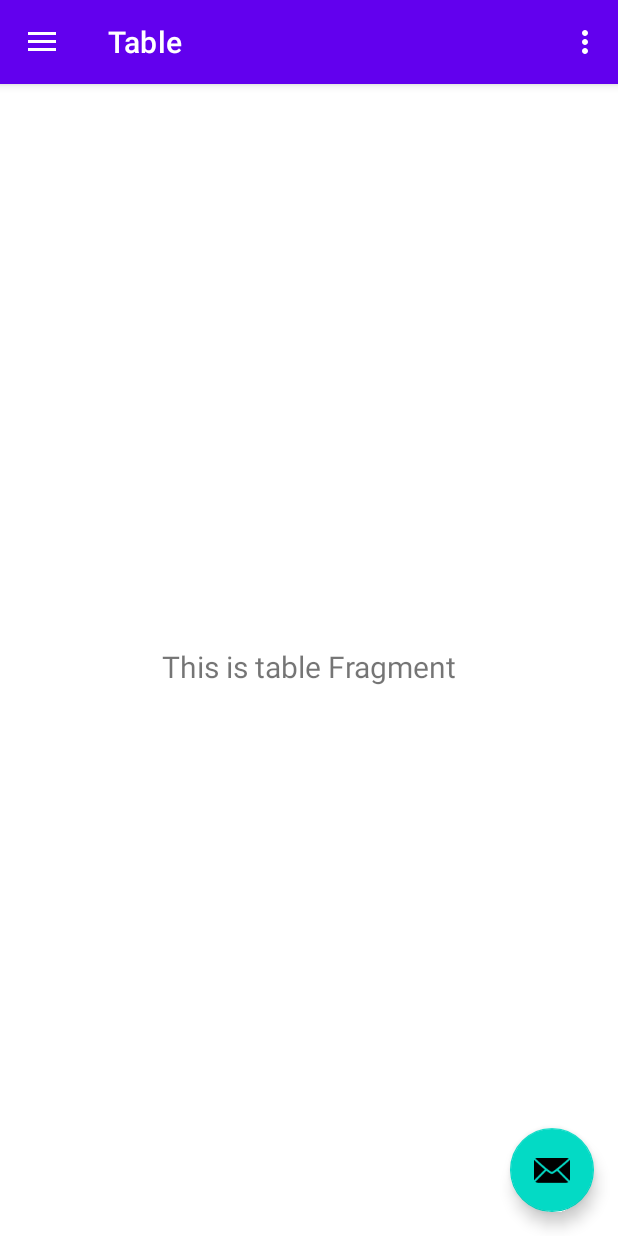
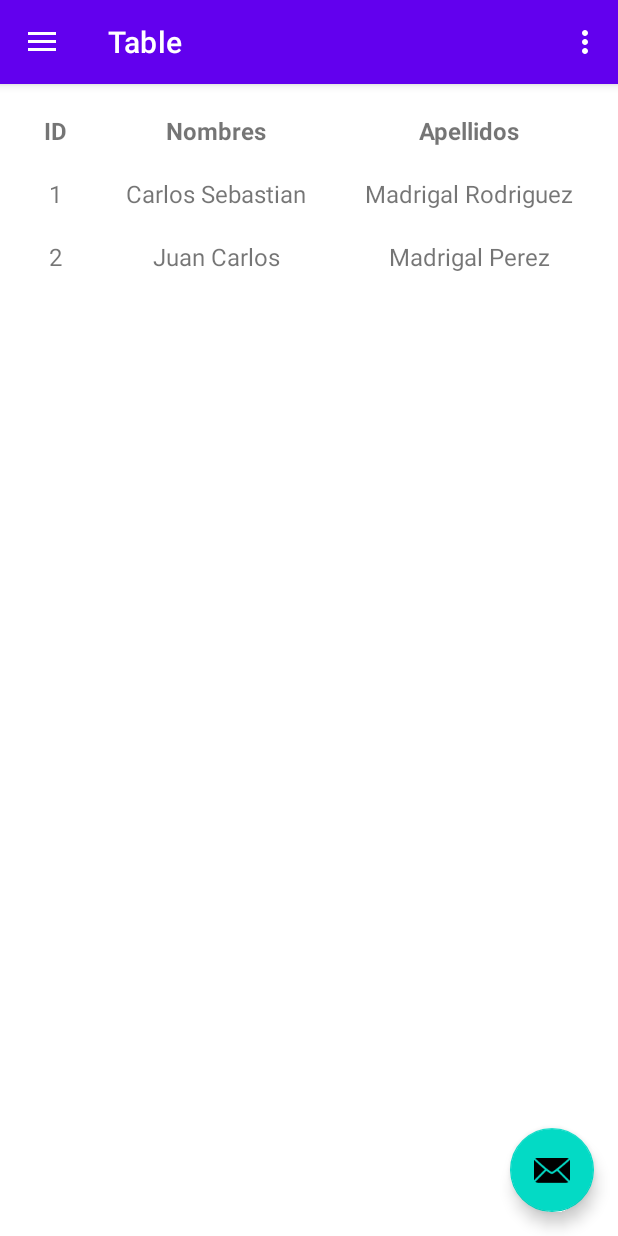
Before and after one commit to panchis7u7/Android_Development_Kotlin, an Android app: the screen it shows after launch (MainActivity), on a phone screen of 412 x 824 dp. Run offline under Robolectric (Android 15) with nearby library versions, the phone set to English and light mode, and no system bars; our stand-ins replace navigation-ui.

Commit message:
Table layout.

```diff
--- a/LayoutsEjer1/app/src/main/java/com/app/layoutsejer1/ui/table/TableFragment.kt
+++ b/LayoutsEjer1/app/src/main/java/com/app/layoutsejer1/ui/table/TableFragment.kt
@@ -22,9 +22,9 @@ class TableFragment : Fragment() {
         tableViewModel =
                 ViewModelProvider(this).get(TableViewModel::class.java)
         val root = inflater.inflate(R.layout.fragment_table, container, false)
-        val textView: TextView = root.findViewById(R.id.text_table)
+        //val textView: TextView = root.findViewById(R.id.text_table)
         tableViewModel.text.observe(viewLifecycleOwner, Observer {
-            textView.text = it
+            //textView.text = it
         })
         return root
     }
--- /dev/null
+++ b/LayoutsEjer1/app/src/main/res/drawable/ic_baseline_ad_units_24.xml
@@ -0,0 +1,10 @@
+<vector xmlns:android="http://schemas.android.com/apk/res/android"
+    android:width="24dp"
+    android:height="24dp"
+    android:viewportWidth="24"
+    android:viewportHeight="24"
+    android:tint="?attr/colorControlNormal">
+  <path
+      android:fillColor="@android:color/white"
+      android:pathData="M17,1L7,1c-1.1,0 -2,0.9 -2,2v18c0,1.1 0.9,2 2,2h10c1.1,0 2,-0.9 2,-2L19,3c0,-1.1 -0.9,-2 -2,-2zM17,19L7,19L7,5h10v14zM8,6h8v2L8,8z"/>
+</vector>
--- /dev/null
+++ b/LayoutsEjer1/app/src/main/res/drawable/ic_baseline_linear_scale_24.xml
@@ -0,0 +1,10 @@
+<vector xmlns:android="http://schemas.android.com/apk/res/android"
+    android:width="24dp"
+    android:height="24dp"
+    android:viewportWidth="24"
+    android:viewportHeight="24"
+    android:tint="?attr/colorControlNormal">
+  <path
+      android:fillColor="@android:color/white"
+      android:pathData="M19.5,9.5c-1.03,0 -1.9,0.62 -2.29,1.5h-2.92C13.9,10.12 13.03,9.5 12,9.5s-1.9,0.62 -2.29,1.5H6.79C6.4,10.12 5.53,9.5 4.5,9.5C3.12,9.5 2,10.62 2,12s1.12,2.5 2.5,2.5c1.03,0 1.9,-0.62 2.29,-1.5h2.92c0.39,0.88 1.26,1.5 2.29,1.5s1.9,-0.62 2.29,-1.5h2.92c0.39,0.88 1.26,1.5 2.29,1.5c1.38,0 2.5,-1.12 2.5,-2.5S20.88,9.5 19.5,9.5z"/>
+</vector>
--- /dev/null
+++ b/LayoutsEjer1/app/src/main/res/drawable/ic_baseline_table_view_24.xml
@@ -0,0 +1,10 @@
+<vector xmlns:android="http://schemas.android.com/apk/res/android"
+    android:width="24dp"
+    android:height="24dp"
+    android:viewportWidth="24"
+    android:viewportHeight="24"
+    android:tint="?attr/colorControlNormal">
+  <path
+      android:fillColor="@android:color/white"
+      android:pathData="M19,7H9C7.9,7 7,7.9 7,9v10c0,1.1 0.9,2 2,2h10c1.1,0 2,-0.9 2,-2V9C21,7.9 20.1,7 19,7zM19,9v2H9V9H19zM13,15v-2h2v2H13zM15,17v2h-2v-2H15zM11,15H9v-2h2V15zM17,13h2v2h-2V13zM9,17h2v2H9V17zM17,19v-2h2v2H17zM6,17H5c-1.1,0 -2,-0.9 -2,-2V5c0,-1.1 0.9,-2 2,-2h10c1.1,0 2,0.9 2,2v1h-2V5H5v10h1V17z"/>
+</vector>
--- a/LayoutsEjer1/app/src/main/res/drawable/ic_menu_camera.xml
+++ /dev/null
@@ -1,12 +0,0 @@
-<vector xmlns:android="http://schemas.android.com/apk/res/android"
-    android:width="24dp"
-    android:height="24dp"
-    android:viewportWidth="24.0"
-    android:viewportHeight="24.0">
-    <path
-        android:fillColor="#FF000000"
-        android:pathData="M12,12m-3.2,0a3.2,3.2 0,1 1,6.4 0a3.2,3.2 0,1 1,-6.4 0" />
-    <path
-        android:fillColor="#FF000000"
-        android:pathData="M9,2L7.17,4H4c-1.1,0 -2,0.9 -2,2v12c0,1.1 0.9,2 2,2h16c1.1,0 2,-0.9 2,-2V6c0,-1.1 -0.9,-2 -2,-2h-3.17L15,2H9zm3,15c-2.76,0 -5,-2.24 -5,-5s2.24,-5 5,-5 5,2.24 5,5 -2.24,5 -5,5z" />
-</vector>
--- a/LayoutsEjer1/app/src/main/res/drawable/ic_menu_gallery.xml
+++ /dev/null
@@ -1,9 +0,0 @@
-<vector xmlns:android="http://schemas.android.com/apk/res/android"
-    android:width="24dp"
-    android:height="24dp"
-    android:viewportWidth="24.0"
-    android:viewportHeight="24.0">
-    <path
-        android:fillColor="#FF000000"
-        android:pathData="M22,16V4c0,-1.1 -0.9,-2 -2,-2H8c-1.1,0 -2,0.9 -2,2v12c0,1.1 0.9,2 2,2h12c1.1,0 2,-0.9 2,-2zm-11,-4l2.03,2.71L16,11l4,5H8l3,-4zM2,6v14c0,1.1 0.9,2 2,2h14v-2H4V6H2z" />
-</vector>
--- a/LayoutsEjer1/app/src/main/res/drawable/ic_menu_slideshow.xml
+++ /dev/null
@@ -1,9 +0,0 @@
-<vector xmlns:android="http://schemas.android.com/apk/res/android"
-    android:width="24dp"
-    android:height="24dp"
-    android:viewportWidth="24.0"
-    android:viewportHeight="24.0">
-    <path
-        android:fillColor="#FF000000"
-        android:pathData="M4,6H2v14c0,1.1 0.9,2 2,2h14v-2H4V6zm16,-4H8c-1.1,0 -2,0.9 -2,2v12c0,1.1 0.9,2 2,2h12c1.1,0 2,-0.9 2,-2V4c0,-1.1 -0.9,-2 -2,-2zm-8,12.5v-9l6,4.5 -6,4.5z" />
-</vector>
--- a/LayoutsEjer1/app/src/main/res/layout/fragment_table.xml
+++ b/LayoutsEjer1/app/src/main/res/layout/fragment_table.xml
@@ -7,17 +7,73 @@
     android:layout_height="match_parent"
     tools:context=".ui.table.TableFragment">
 
-    <TextView
-        android:id="@+id/text_table"
+    <TableLayout
         android:layout_width="match_parent"
-        android:layout_height="wrap_content"
-        android:layout_marginStart="8dp"
-        android:layout_marginTop="8dp"
-        android:layout_marginEnd="8dp"
-        android:textAlignment="center"
-        android:textSize="20sp"
-        app:layout_constraintBottom_toBottomOf="parent"
-        app:layout_constraintEnd_toEndOf="parent"
-        app:layout_constraintStart_toStartOf="parent"
-        app:layout_constraintTop_toTopOf="parent" />
+        android:layout_height="match_parent"
+        android:stretchColumns="1,2,3"
+        android:padding="10dp">
+        <TableRow>
+            <TextView
+                android:text="ID"
+                android:textSize="16dp"
+                android:layout_gravity="center"
+                android:padding="10dp"
+                android:textStyle="bold"
+                android:layout_column="1"/>
+            <TextView
+                android:text="Nombres"
+                android:textSize="16dp"
+                android:layout_gravity="center"
+                android:padding="10dp"
+                android:textStyle="bold"
+                android:layout_column="1"/>
+            <TextView
+                android:text="Apellidos"
+                android:textSize="16dp"
+                android:layout_gravity="center"
+                android:padding="10dp"
+                android:textStyle="bold"
+                android:layout_column="1"/>
+        </TableRow>
+        <TableRow>
+            <TextView
+                android:text="1"
+                android:textSize="16dp"
+                android:layout_gravity="center"
+                android:padding="10dp"
+                android:layout_column="1"/>
+            <TextView
+                android:text="Carlos Sebastian"
+                android:textSize="16dp"
+                android:layout_gravity="center"
+                android:padding="10dp"
+                android:layout_column="1"/>
+            <TextView
+                android:text="Madrigal Rodriguez"
+                android:textSize="16dp"
+                android:layout_gravity="center"
+                android:padding="10dp"
+                android:layout_column="1"/>
+        </TableRow>
+        <TableRow>
+            <TextView
+                android:text="2"
+                android:textSize="16dp"
+                android:layout_gravity="center"
+                android:padding="10dp"
+                android:layout_column="1"/>
+            <TextView
+                android:text="Juan Carlos"
+                android:textSize="16dp"
+                android:layout_gravity="center"
+                android:padding="10dp"
+                android:layout_column="1"/>
+            <TextView
+                android:text="Madrigal Perez"
+                android:textSize="16dp"
+                android:layout_gravity="center"
+                android:padding="10dp"
+                android:layout_column="1"/>
+        </TableRow>
+    </TableLayout>
 </androidx.constraintlayout.widget.ConstraintLayout>
--- a/LayoutsEjer1/app/src/main/res/menu/activity_main_drawer.xml
+++ b/LayoutsEjer1/app/src/main/res/menu/activity_main_drawer.xml
@@ -6,19 +6,19 @@
     <group android:checkableBehavior="single">
         <item
             android:id="@+id/nav_table"
-            android:icon="@drawable/ic_baseline_grid_on_24"
+            android:icon="@drawable/ic_baseline_table_view_24"
             android:title="@string/menu_table" />
         <item
             android:id="@+id/nav_linear"
-            android:icon="@drawable/ic_menu_gallery"
+            android:icon="@drawable/ic_baseline_linear_scale_24"
             android:title="@string/menu_linear" />
         <item
             android:id="@+id/nav_relative"
-            android:icon="@drawable/ic_menu_slideshow"
+            android:icon="@drawable/ic_baseline_ad_units_24"
             android:title="@string/menu_relative" />
         <item
             android:id="@+id/nav_absolute"
-            android:icon="@drawable/ic_baseline_grid_on_24"
+            android:icon="@drawable/ic_baseline_ad_units_24"
             android:title="@string/menu_absolute"/>
         <item
             android:id="@+id/nav_frame"
```
